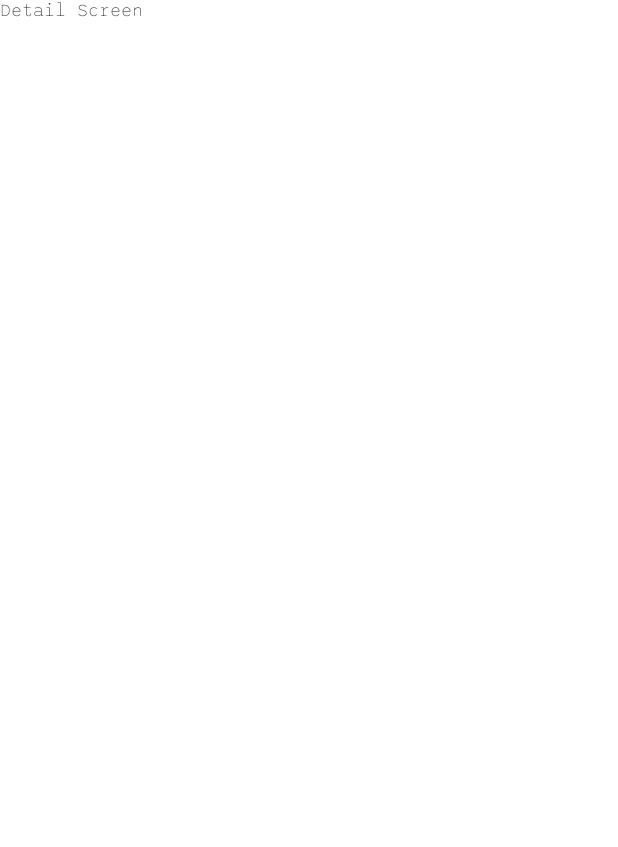
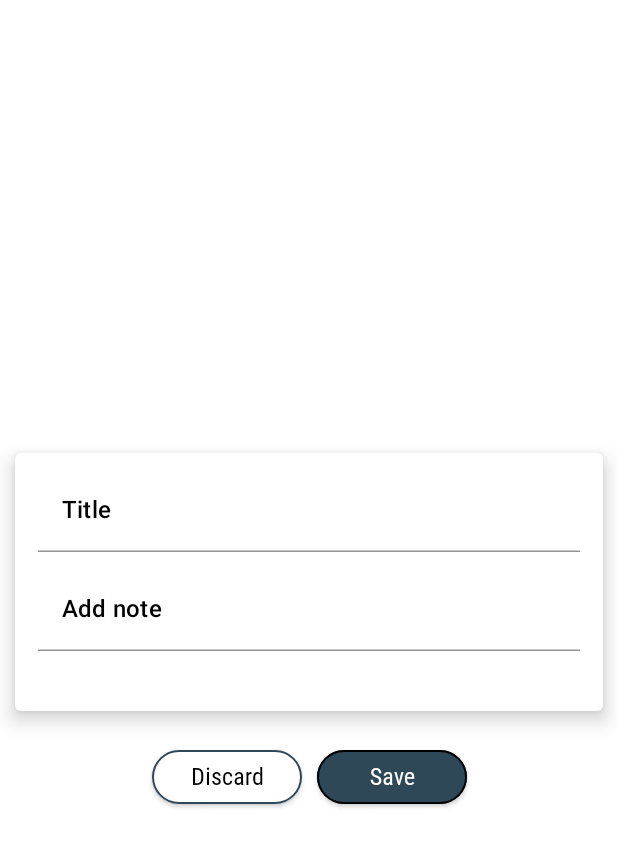
Before and after one commit to JohnAeris/Keep-Notes-App, an Android app built with Jetpack Compose: the AddNoteScreen screen opened through its navigation route, on a phone screen of 412 x 824 dp. Before the commit the part shown is almost empty. Shown: the top 847 px of the screen. Run offline under Robolectric (Android 15) with nearby library versions, the phone set to English and light mode, and no system bars.

Commit message:
Add add notes layout

```diff
--- a/app/src/main/java/com/example/keepnotes/screen/AddNoteScreen.kt
+++ b/app/src/main/java/com/example/keepnotes/screen/AddNoteScreen.kt
@@ -1,14 +1,75 @@
 package com.example.keepnotes.screen
 
-import androidx.compose.foundation.layout.Column
+import androidx.compose.foundation.layout.*
+import androidx.compose.material.Card
 import androidx.compose.material.MaterialTheme
-import androidx.compose.material.Text
-import androidx.compose.runtime.Composable
-import androidx.compose.ui.graphics.Color
+import androidx.compose.material.Surface
+import androidx.compose.runtime.*
+import androidx.compose.ui.Alignment
+import androidx.compose.ui.Modifier
+import androidx.compose.ui.unit.dp
+import com.example.keepnotes.components.DiscardButton
+import com.example.keepnotes.components.SaveButton
+import com.example.keepnotes.components.InputText
 
 @Composable
 fun AddNoteScreen() {
-    Column() {
-        Text(text = "Detail Screen", color = Color.Black)
+
+    var title by remember {
+        mutableStateOf("")
+    }
+
+    var description by remember {
+        mutableStateOf("")
+    }
+
+    Surface(
+        modifier = Modifier.fillMaxSize(),
+        color = MaterialTheme.colors.background) {
+
+        Column(
+            verticalArrangement = Arrangement.Center,
+            horizontalAlignment = Alignment.CenterHorizontally) {
+
+            Card(
+                backgroundColor = MaterialTheme.colors.background,
+                elevation = 8.dp,
+                modifier = Modifier
+                    .fillMaxWidth()
+                    .padding(start = 10.dp, end = 10.dp, top = 20.dp, bottom = 20.dp)) {
+
+                Column(
+                    horizontalAlignment = Alignment.CenterHorizontally,
+                    modifier = Modifier
+                        .fillMaxWidth()
+                        .padding(start = 15.dp, end = 15.dp, top = 10.dp, bottom = 40.dp)) {
+
+                    InputText(
+                        modifier = Modifier.fillMaxWidth(),
+                        text = title,
+                        label = "Title",
+                        onTextChange = {}
+                    )
+
+                    Spacer(modifier = Modifier.height(10.dp))
+
+                    InputText(
+                        modifier = Modifier.fillMaxWidth(),
+                        text = description,
+                        label = "Add note",
+                        maxLine = 1000,
+                        onTextChange = {}
+                    )
+                }
+            }
+
+            Row() {
+                DiscardButton(text = "Discard", onClick = { /*TODO*/ })
+
+                Spacer(modifier = Modifier.width(10.dp))
+
+                SaveButton(text = "Save", onClick = { /*TODO*/ })
+            }
+        }
     }
 }
```
